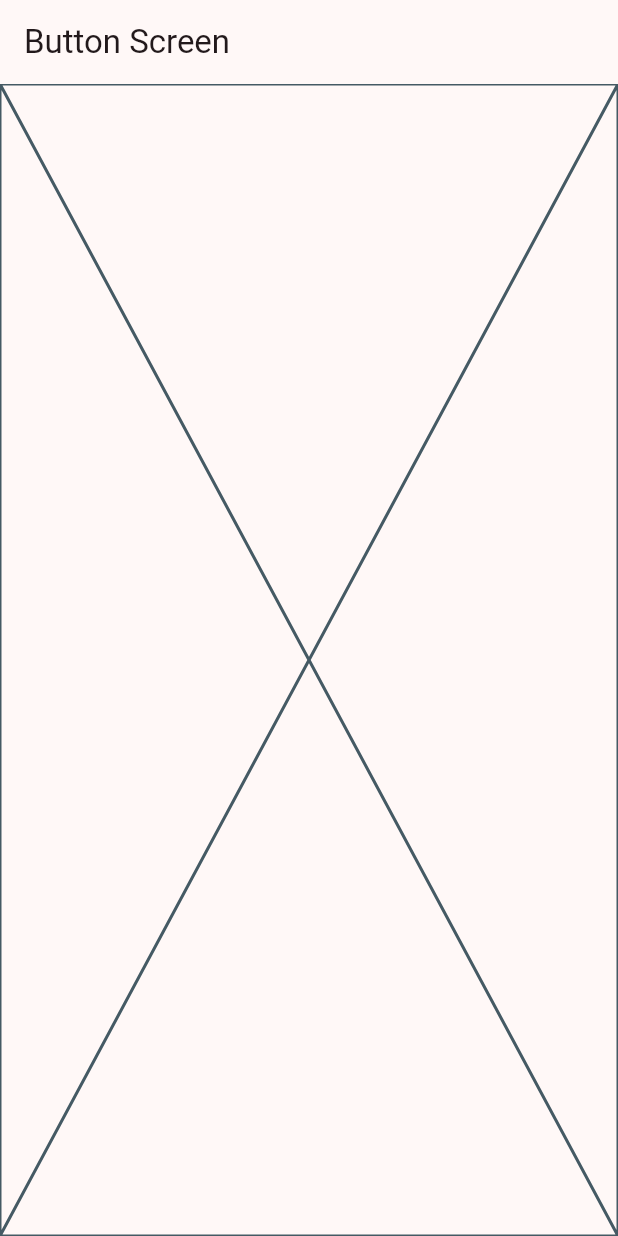
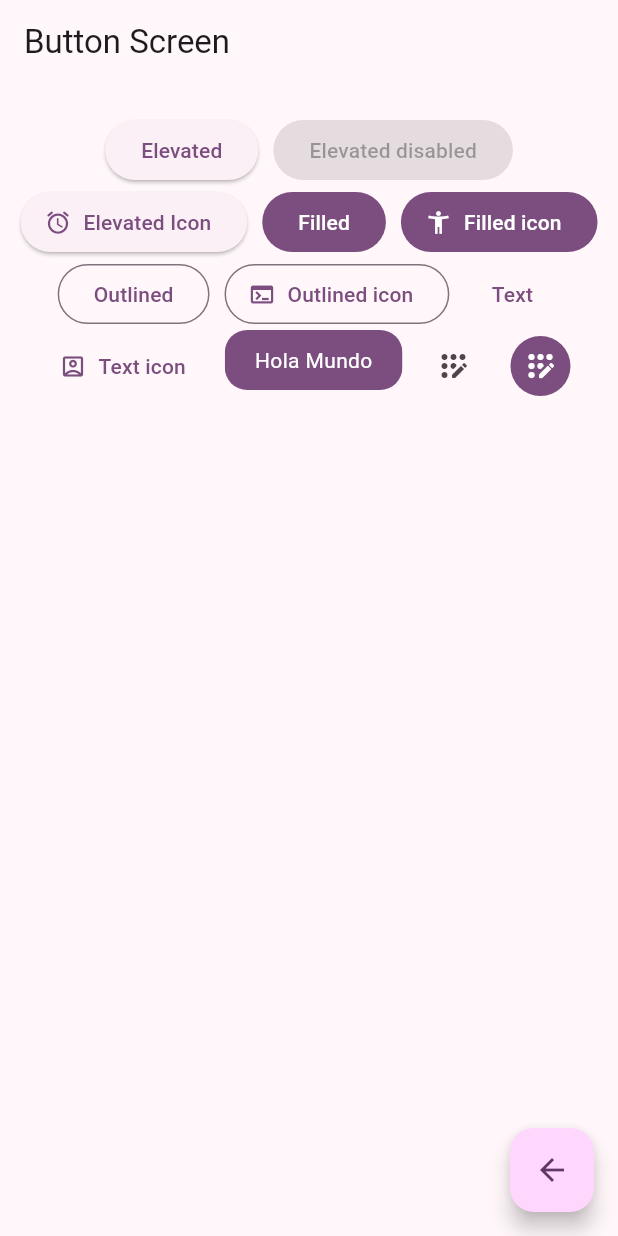
Before and after one commit to sebasilvac/flutter_widgets_app, a Flutter app: the ButtonsScreen screen opened by its route, on a phone screen of 412 x 824 dp. Run offline on Flutter 3.47's test engine with Material 2 defaults, Android fonts, the phone set to English and light mode, and no system bars; our stand-ins replace go_router.

Commit message:
button screen finish

```diff
--- a/lib/main.dart
+++ b/lib/main.dart
@@ -1,9 +1,6 @@
 import 'package:flutter/material.dart';
 import 'package:widgets_app/config/router/app_router.dart';
 import 'package:widgets_app/config/theme/app_theme.dart';
-import 'package:widgets_app/presentations/screens/buttons/buttons_screen.dart';
-import 'package:widgets_app/presentations/screens/cards/cards_screen.dart';
-import 'package:widgets_app/presentations/screens/home_screen.dart';
 
 void main() {
   runApp(const MainApp());
@@ -17,7 +14,7 @@ class MainApp extends StatelessWidget {
     return MaterialApp.router(
       routerConfig: appRouter,
       debugShowCheckedModeBanner: false,
-      theme: AppTheme(selectedColor: 8).getTheme(),
+      theme: AppTheme(selectedColor: 4).getTheme(),
     );
   }
 }
--- a/lib/presentations/screens/buttons/buttons_screen.dart
+++ b/lib/presentations/screens/buttons/buttons_screen.dart
@@ -1,4 +1,5 @@
 import 'package:flutter/material.dart';
+import 'package:go_router/go_router.dart';
 
 class ButtonsScreen extends StatelessWidget {
   static const String name = 'buttons_screen';
@@ -10,7 +11,103 @@ class ButtonsScreen extends StatelessWidget {
       appBar: AppBar(
         title: const Text('Button Screen'),
       ),
-      body: const Placeholder(),
+      body: const _ButtonsView(),
+      floatingActionButton: FloatingActionButton(
+        child: const Icon(Icons.arrow_back),
+        onPressed: () {
+          context.pop();
+        },
+      ),
     );
   }
 }
+
+class _ButtonsView extends StatelessWidget {
+  const _ButtonsView();
+
+  @override
+  Widget build(BuildContext context) {
+    final colors = Theme.of(context).colorScheme;
+
+    return SizedBox(
+      width: double.infinity,
+      child: Padding(
+        padding: const EdgeInsets.symmetric(
+          horizontal: 10,
+          vertical: 20,
+        ),
+        child: Wrap(
+          spacing: 10,
+          alignment: WrapAlignment.center,
+          children: [
+            ElevatedButton(onPressed: () {}, child: const Text('Elevated')),
+            const ElevatedButton(
+                onPressed: null, child: Text('Elevated disabled')),
+            ElevatedButton.icon(
+              onPressed: () {},
+              icon: const Icon(Icons.access_alarm_rounded),
+              label: const Text('Elevated Icon'),
+            ),
+            FilledButton(onPressed: () {}, child: const Text('Filled')),
+            FilledButton.icon(
+                onPressed: () {},
+                icon: const Icon(Icons.accessibility_new),
+                label: const Text('Filled icon')),
+            OutlinedButton(onPressed: () {}, child: const Text('Outlined')),
+            OutlinedButton.icon(
+                onPressed: () {},
+                icon: const Icon(Icons.terminal),
+                label: const Text('Outlined icon')),
+            TextButton(onPressed: () {}, child: const Text('Text')),
+            TextButton.icon(
+                onPressed: () {},
+                icon: const Icon(Icons.account_box_outlined),
+                label: const Text('Text icon')),
+            const CustomButtom(),
+            IconButton(
+              onPressed: () {},
+              icon: const Icon(Icons.app_registration_rounded),
+            ),
+            IconButton(
+              onPressed: () {},
+              icon: const Icon(Icons.app_registration_rounded),
+              style: ButtonStyle(
+                backgroundColor: MaterialStatePropertyAll(colors.primary),
+                iconColor: const MaterialStatePropertyAll(Colors.white),
+              ),
+            ),
+          ],
+        ),
+      ),
+    );
+  }
+}
+
+class CustomButtom extends StatelessWidget {
+  const CustomButtom({super.key});
+
+  @override
+  Widget build(BuildContext context) {
+    final colors = Theme.of(context).colorScheme;
+
+    return ClipRRect(
+      borderRadius: BorderRadius.circular(15),
+      child: Material(
+        color: colors.primary,
+        child: InkWell(
+          onTap: () {},
+          child: const Padding(
+            padding: EdgeInsets.symmetric(
+              horizontal: 20,
+              vertical: 10,
+            ),
+            child: Text(
+              'Hola Mundo',
+              style: TextStyle(color: Colors.white),
+            ),
+          ),
+        ),
+      ),
+    );
+  }
+}
--- a/lib/presentations/screens/home_screen.dart
+++ b/lib/presentations/screens/home_screen.dart
@@ -1,7 +1,7 @@
 import 'package:flutter/material.dart';
 import 'package:go_router/go_router.dart';
 import 'package:widgets_app/config/menu/menu_items.dart';
-import 'package:widgets_app/presentations/screens/cards/cards_screen.dart';
+import 'package:widgets_app/presentations/screens/buttons/buttons_screen.dart';
 
 class HomeScreen extends StatelessWidget {
   static const String name = 'home_screen';
@@ -64,7 +64,7 @@ class _CustomListTile extends StatelessWidget {
         // Navigator.pushNamed(context, menuItem.link);
 
         //context.push(menuItem.link);
-        context.pushNamed(CardsScreen.name);
+        context.pushNamed(ButtonsScreen.name);
       },
     );
   }
```
